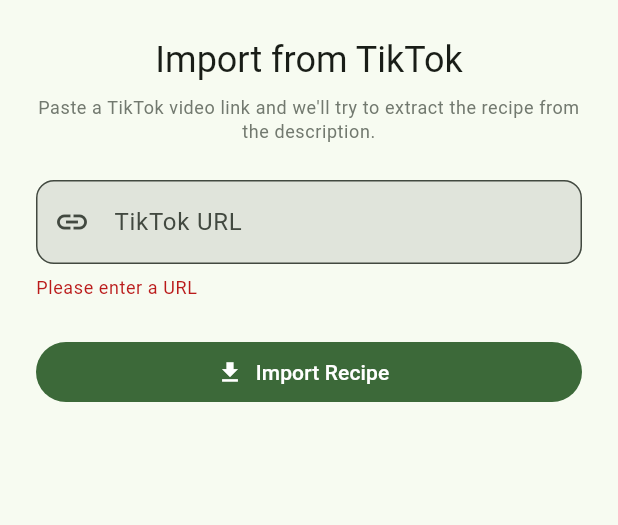
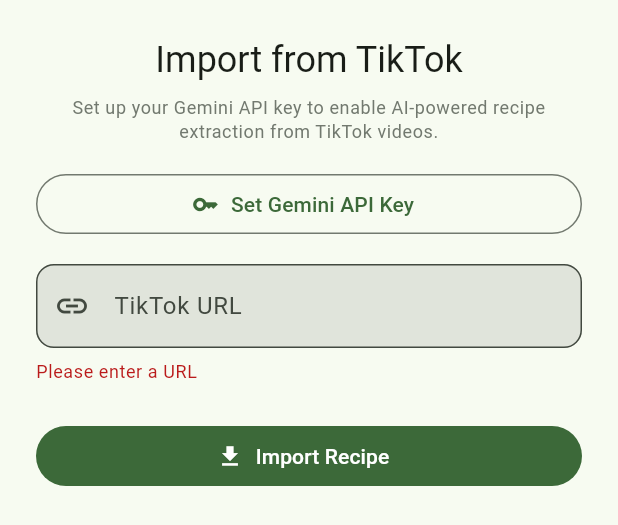
Before and after one commit to merenyimiklos/fridgeIQ, a Flutter app: the ImportRecipeSheet widget shown alone on an empty page, opened directly, after a tap on "Import Recipe", on a phone screen of 412 x 824 dp. Shown: the top 525 px of the screen. Run offline on Flutter 3.47's test engine with Material 3 defaults, Android fonts, the phone set to English and light mode, and no system bars; our stand-ins replace flutter_riverpod, google_generative_ai, hive, hive_flutter; missing offline and left inert: mobile_scanner; accounts and stored records are empty.

Commit message:
Add Gemini AI-powered recipe extraction from TikTok videos
- Add google_generative_ai dependency for Gemini AI integration
- Create GeminiRecipeService for AI-powered recipe extraction with ingredients
- Create ApiKeyDialog for user to configure their Gemini API key
- Update ImportRecipeSheet to use Gemini AI with fallback to regex parsing
- Add settings Hive box for storing API key
- Open settings box in main.dart initialization

Co-authored-by: merenyimiklos <89610165+merenyimiklos@users.noreply.github.com>
Agent-Logs-Url: https://github.com/merenyimiklos/fridgeIQ/sessions/c5e04544-1491-4be5-b641-79515f239132

```diff
--- a/lib/core/constants/app_constants.dart
+++ b/lib/core/constants/app_constants.dart
@@ -8,4 +8,6 @@ class AppConstants {
   static const String recipeBoxName = 'recipes';
   static const String shoppingBoxName = 'shopping_items';
   static const String reviewBoxName = 'recipe_reviews';
+  static const String settingsBoxName = 'settings';
+  static const String geminiApiKeySettingKey = 'gemini_api_key';
 }
--- a/lib/features/meal_suggestion/presentation/widgets/import_recipe_sheet.dart
+++ b/lib/features/meal_suggestion/presentation/widgets/import_recipe_sheet.dart
@@ -2,11 +2,14 @@ import 'dart:convert';
 
 import 'package:flutter/material.dart';
 import 'package:flutter_riverpod/flutter_riverpod.dart';
+import 'package:hive/hive.dart';
 import 'package:http/http.dart' as http;
+import 'package:fridgeiq/core/constants/app_constants.dart';
 import 'package:fridgeiq/core/utils/id_generator.dart';
+import 'package:fridgeiq/features/meal_suggestion/data/datasources/gemini_recipe_service.dart';
 import 'package:fridgeiq/features/meal_suggestion/domain/entities/recipe.dart';
-import 'package:fridgeiq/features/meal_suggestion/presentation/providers/meal_suggestion_providers.dart';
 import 'package:fridgeiq/features/meal_suggestion/presentation/widgets/add_recipe_sheet.dart';
+import 'package:fridgeiq/features/meal_suggestion/presentation/widgets/api_key_dialog.dart';
 
 class ImportRecipeSheet extends ConsumerStatefulWidget {
   const ImportRecipeSheet({super.key});
@@ -26,8 +29,15 @@ class _ImportRecipeSheetState extends ConsumerState<ImportRecipeSheet> {
     super.dispose();
   }
 
+  String? _getApiKey() {
+    final box = Hive.box<String>(AppConstants.settingsBoxName);
+    return box.get(AppConstants.geminiApiKeySettingKey);
+  }
+
   @override
   Widget build(BuildContext context) {
+    final hasApiKey = _getApiKey() != null && _getApiKey()!.isNotEmpty;
+
     return Padding(
       padding: EdgeInsets.only(
         left: 24,
@@ -47,13 +57,39 @@ class _ImportRecipeSheetState extends ConsumerState<ImportRecipeSheet> {
             ),
             const SizedBox(height: 8),
             Text(
-              'Paste a TikTok video link and we\'ll try to extract the recipe from the description.',
+              hasApiKey
+                  ? 'Paste a TikTok video link and Gemini AI will extract the recipe with ingredients.'
+                  : 'Set up your Gemini API key to enable AI-powered recipe extraction from TikTok videos.',
               style: Theme.of(context).textTheme.bodySmall?.copyWith(
                     color: Theme.of(context).colorScheme.outline,
                   ),
               textAlign: TextAlign.center,
             ),
-            const SizedBox(height: 24),
+            const SizedBox(height: 16),
+            if (!hasApiKey)
+              Padding(
+                padding: const EdgeInsets.only(bottom: 16),
+                child: OutlinedButton.icon(
+                  onPressed: () async {
+                    await ApiKeyDialog.show(context);
+                    setState(() {});
+                  },
+                  icon: const Icon(Icons.key),
+                  label: const Text('Set Gemini API Key'),
+                ),
+              ),
+            if (hasApiKey)
+              Align(
+                alignment: Alignment.centerRight,
+                child: TextButton.icon(
+                  onPressed: () async {
+                    await ApiKeyDialog.show(context);
+                    setState(() {});
+                  },
+                  icon: const Icon(Icons.key, size: 16),
+                  label: const Text('Change API Key'),
+                ),
+              ),
             TextFormField(
               controller: _urlController,
               decoration: const InputDecoration(
@@ -108,6 +144,7 @@ class _ImportRecipeSheetState extends ConsumerState<ImportRecipeSheet> {
     });
 
     try {
+      // Step 1: Fetch video description from TikTok oEmbed API
       final oEmbedUrl = Uri.parse(
           'https://www.tiktok.com/oembed?url=${Uri.encodeComponent(url)}');
       final response = await http.get(oEmbedUrl);
@@ -132,7 +169,21 @@ class _ImportRecipeSheetState extends ConsumerState<ImportRecipeSheet> {
         return;
       }
 
-      final parsed = _parseRecipeFromText(title);
+      // Step 2: Try AI extraction if API key is set, otherwise fallback
+      final apiKey = _getApiKey();
+      ParsedRecipeData parsed;
+
+      if (apiKey != null && apiKey.isNotEmpty) {
+        try {
+          final geminiService = GeminiRecipeService(apiKey);
+          parsed = await geminiService.extractRecipe(title);
+        } catch (e) {
+          // Fallback to regex parsing if AI fails
+          parsed = _parseRecipeFromText(title);
+        }
+      } else {
+        parsed = _parseRecipeFromText(title);
+      }
 
       if (!mounted) return;
       Navigator.pop(context);
@@ -163,7 +214,8 @@ class _ImportRecipeSheetState extends ConsumerState<ImportRecipeSheet> {
     }
   }
 
-  _ParsedRecipe _parseRecipeFromText(String text) {
+  /// Fallback regex-based recipe parsing when Gemini AI is not available.
+  ParsedRecipeData _parseRecipeFromText(String text) {
     String name = '';
     String mealType = 'dinner';
     final ingredients = <String>[];
@@ -246,7 +298,7 @@ class _ImportRecipeSheetState extends ConsumerState<ImportRecipeSheet> {
       }
     }
 
-    return _ParsedRecipe(
+    return ParsedRecipeData(
       name: name,
       mealType: mealType,
       ingredients: ingredients,
@@ -254,24 +306,3 @@ class _ImportRecipeSheetState extends ConsumerState<ImportRecipeSheet> {
     );
   }
 }
-
-class _ParsedRecipe {
-  static const int defaultServings = 2;
-  static const int defaultPrepTimeMinutes = 30;
-
-  final String name;
-  final String mealType;
-  final List<String> ingredients;
-  final String instructions;
-  final int servings;
-  final int prepTimeMinutes;
-
-  const _ParsedRecipe({
-    required this.name,
-    required this.mealType,
-    required this.ingredients,
-    required this.instructions,
-    this.servings = defaultServings,
-    this.prepTimeMinutes = defaultPrepTimeMinutes,
-  });
-}
--- a/lib/main.dart
+++ b/lib/main.dart
@@ -2,9 +2,11 @@ import 'package:flutter/material.dart';
 import 'package:flutter_riverpod/flutter_riverpod.dart';
 import 'package:hive_flutter/hive_flutter.dart';
 import 'package:fridgeiq/app.dart';
+import 'package:fridgeiq/core/constants/app_constants.dart';
 
 Future<void> main() async {
   WidgetsFlutterBinding.ensureInitialized();
   await Hive.initFlutter();
+  await Hive.openBox<String>(AppConstants.settingsBoxName);
   runApp(const ProviderScope(child: FridgeIQApp()));
 }
--- a/pubspec.yaml
+++ b/pubspec.yaml
@@ -18,6 +18,7 @@ dependencies:
   intl: ^0.20.2
   mobile_scanner: ^6.0.2
   http: ^1.2.2
+  google_generative_ai: ^0.4.7
 
 dev_dependencies:
   flutter_test:
```
Also changed, not shown: lib/features/meal_suggestion/data/datasources/gemini_recipe_service.dart (added, +110 -0 lines), lib/features/meal_suggestion/presentation/widgets/api_key_dialog.dart (added, +93 -0 lines).
